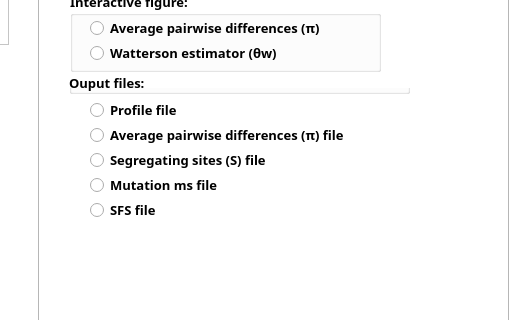
Old version of the form mainwindow.ui in the repository jmanuelfuentes/sedus; both pictures show x 632 to 1144 and y 273 to 593 of the 1144 by 731 pixel window.
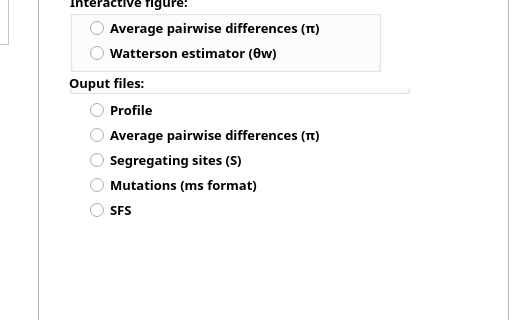
New version of the form. The open tabs and pages were chosen to show the change. Icons and pictures are not drawn. Custom widgets are drawn as their Qt base class.

Commit message: out files names

```diff
--- a/mainwindow.ui
+++ b/mainwindow.ui
@@ -6211,7 +6211,7 @@
        </rect>
       </property>
       <property name="text">
-       <string>Average pairwise differences (π) file</string>
+       <string>Average pairwise differences (π)</string>
       </property>
      </widget>
      <widget class="QRadioButton" name="Sfile">
@@ -6224,7 +6224,7 @@
        </rect>
       </property>
       <property name="text">
-       <string>Segregating sites (S) file</string>
+       <string>Segregating sites (S)</string>
       </property>
      </widget>
      <widget class="QRadioButton" name="mutfile">
@@ -6237,7 +6237,7 @@
        </rect>
       </property>
       <property name="text">
-       <string>Mutation ms file</string>
+       <string>Mutations (ms format)</string>
       </property>
      </widget>
      <widget class="QRadioButton" name="SFSfile">
@@ -6250,7 +6250,7 @@
        </rect>
       </property>
       <property name="text">
-       <string>SFS file</string>
+       <string>SFS</string>
       </property>
      </widget>
      <widget class="QRadioButton" name="proffile">
@@ -6263,7 +6263,7 @@
        </rect>
       </property>
       <property name="text">
-       <string>Profile file</string>
+       <string>Profile</string>
       </property>
      </widget>
      <zorder>groupBox_4</zorder>
```
Left out of the diff: 2 changed lines with no effect on the pictures.
